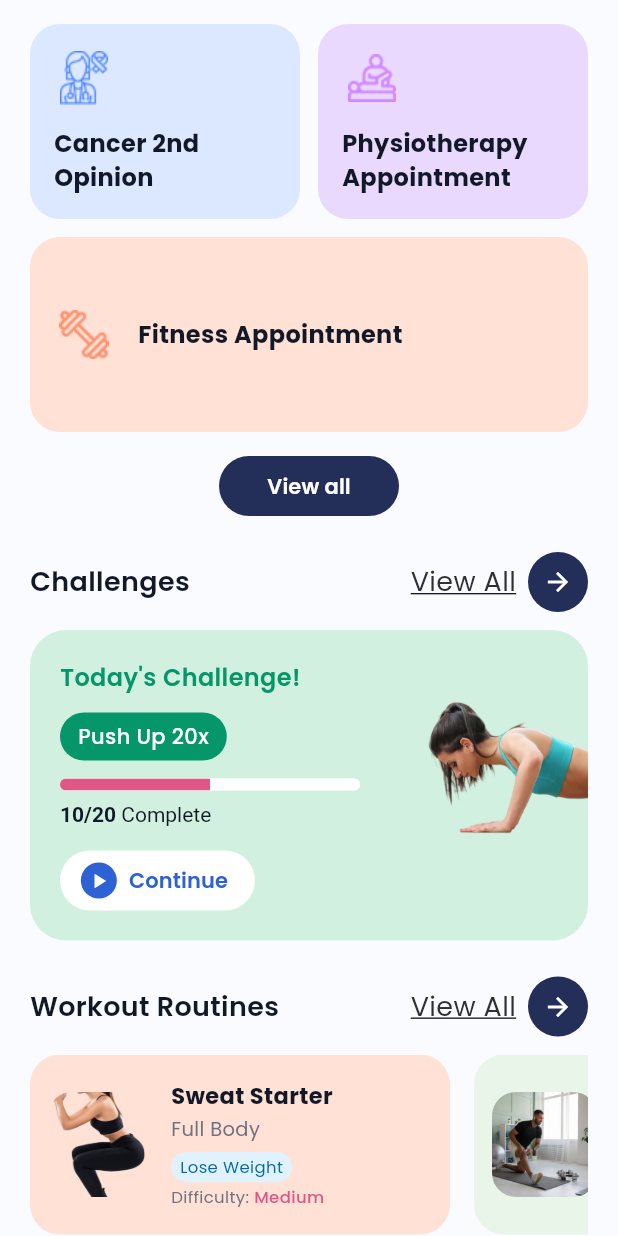
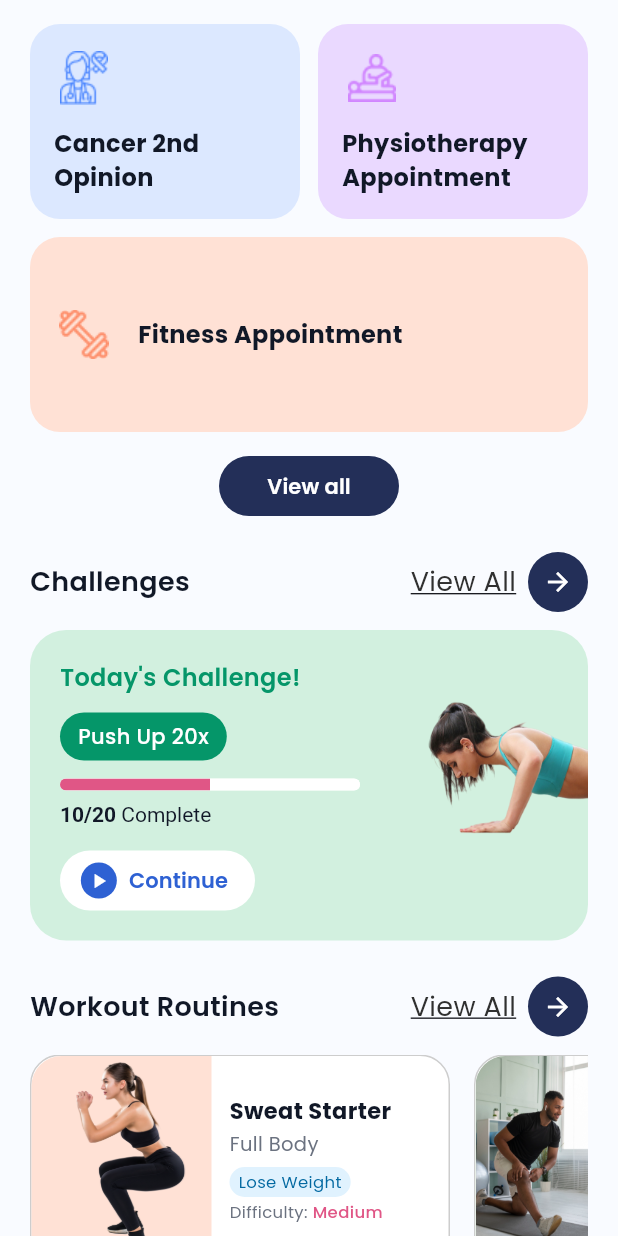
Before and after one commit to rupesh88899/aalycare, a Flutter app: the _AppointmentsTab widget shown alone on an empty page, opened directly, on a phone screen of 412 x 824 dp. Run offline on Flutter 3.47's test engine with Material 3 defaults, Android fonts, the light colour scheme and no system bars; our stand-ins replace firebase_auth, firebase_core, flutter_riverpod, go_router, google_fonts; accounts and stored records are empty.

```diff
--- a/lib/features/home/presentation/home_screen.dart
+++ b/lib/features/home/presentation/home_screen.dart
@@ -421,7 +421,7 @@ class _AssessmentsTab extends StatelessWidget {
         const SizedBox(height: 12),
         // Workout cards - horizontal scrollable
         SizedBox(
-          height: 120,
+          height: 140,
           child: ListView(
             scrollDirection: Axis.horizontal,
             children: [
@@ -430,23 +430,46 @@ class _AssessmentsTab extends StatelessWidget {
                 width: 280,
                 margin: const EdgeInsets.only(right: 16),
                 decoration: BoxDecoration(
-                  color: const Color(0xFFFFE1D5),
+                  color: Colors.white,
                   borderRadius: BorderRadius.circular(20),
+                  border: Border.all(
+                    color: const Color(0xFFCDCDCD),
+                    width: 1,
                   ),
-                padding: const EdgeInsets.all(12),
+                ),
                 child: Row(
                   children: [
-                    ClipRRect(
-                      borderRadius: BorderRadius.circular(16),
+                    // Image section with colored background
+                    Container(
+                      width: 120,
+                      height: 140,
+                      decoration: const BoxDecoration(
+                        color: Color(0xFFFFE1D5),
+                        borderRadius: BorderRadius.only(
+                          topLeft: Radius.circular(20),
+                          bottomLeft: Radius.circular(20),
+                        ),
+                      ),
+                      child: Padding(
+                        padding: const EdgeInsets.only(left: 15),
+                        child: ClipRRect(
+                          borderRadius: const BorderRadius.only(
+                            topLeft: Radius.circular(20),
+                            bottomLeft: Radius.circular(20),
+                          ),
                           child: Image.asset(
                             'assets/images/women_sweat_starter_card_image.png',
-                        width: 70,
-                        height: 70,
-                        fit: BoxFit.cover,
+                            width: 80,
+                            height: 120,
+                            fit: BoxFit.contain,
                           ),
                         ),
-                    const SizedBox(width: 12),
+                      ),
+                    ),
+                    // Text section with white background
                     Expanded(
+                      child: Padding(
+                        padding: const EdgeInsets.all(12),
                         child: Column(
                           crossAxisAlignment: CrossAxisAlignment.start,
                           mainAxisAlignment: MainAxisAlignment.center,
@@ -506,6 +529,7 @@ class _AssessmentsTab extends StatelessWidget {
                           ],
                         ),
                       ),
+                    ),
                   ],
                 ),
               ),
@@ -514,23 +538,43 @@ class _AssessmentsTab extends StatelessWidget {
                 width: 280,
                 margin: const EdgeInsets.only(right: 16),
                 decoration: BoxDecoration(
-                  color: const Color(0xFFE8F5E8),
+                  color: Colors.white,
                   borderRadius: BorderRadius.circular(20),
+                  border: Border.all(
+                    color: const Color(0xFFCDCDCD),
+                    width: 1,
                   ),
-                padding: const EdgeInsets.all(12),
+                ),
                 child: Row(
                   children: [
-                    ClipRRect(
-                      borderRadius: BorderRadius.circular(16),
+                    // Image section with colored background
+                    Container(
+                      width: 120,
+                      height: 140,
+                      decoration: const BoxDecoration(
+                        color: Color(0xFFE8F5E8),
+                        borderRadius: BorderRadius.only(
+                          topLeft: Radius.circular(20),
+                          bottomLeft: Radius.circular(20),
+                        ),
+                      ),
+                      child: ClipRRect(
+                        borderRadius: const BorderRadius.only(
+                          topLeft: Radius.circular(20),
+                          bottomLeft: Radius.circular(20),
+                        ),
                         child: Image.asset(
                           'assets/images/work_routines_image2.png',
-                        width: 70,
-                        height: 70,
+                          width: 120,
+                          height: 140,
                           fit: BoxFit.cover,
                         ),
                       ),
-                    const SizedBox(width: 12),
+                    ),
+                    // Text section with white background
                     Expanded(
+                      child: Padding(
+                        padding: const EdgeInsets.all(12),
                         child: Column(
                           crossAxisAlignment: CrossAxisAlignment.start,
                           mainAxisAlignment: MainAxisAlignment.center,
@@ -588,6 +632,7 @@ class _AssessmentsTab extends StatelessWidget {
                               ],
                             ),
                           ],
+                        ),
                       ),
                     ),
                   ],
@@ -949,7 +994,7 @@ class _AppointmentsTab extends StatelessWidget {
         const SizedBox(height: 12),
         // Workout cards - horizontal scrollable
         SizedBox(
-          height: 120,
+          height: 140,
           child: ListView(
             scrollDirection: Axis.horizontal,
             children: [
@@ -958,23 +1003,46 @@ class _AppointmentsTab extends StatelessWidget {
                 width: 280,
                 margin: const EdgeInsets.only(right: 16),
                 decoration: BoxDecoration(
-                  color: const Color(0xFFFFE1D5),
+                  color: Colors.white,
                   borderRadius: BorderRadius.circular(20),
+                  border: Border.all(
+                    color: const Color(0xFFCDCDCD),
+                    width: 1,
                   ),
-                padding: const EdgeInsets.all(12),
+                ),
                 child: Row(
                   children: [
-                    ClipRRect(
-                      borderRadius: BorderRadius.circular(16),
+                    // Image section with colored background
+                    Container(
+                      width: 120,
+                      height: 140,
+                      decoration: const BoxDecoration(
+                        color: Color(0xFFFFE1D5),
+                        borderRadius: BorderRadius.only(
+                          topLeft: Radius.circular(20),
+                          bottomLeft: Radius.circular(20),
+                        ),
+                      ),
+                      child: Padding(
+                        padding: const EdgeInsets.only(left: 15),
+                        child: ClipRRect(
+                          borderRadius: const BorderRadius.only(
+                            topLeft: Radius.circular(20),
+                            bottomLeft: Radius.circular(20),
+                          ),
                           child: Image.asset(
                             'assets/images/women_sweat_starter_card_image.png',
-                        width: 70,
-                        height: 70,
-                        fit: BoxFit.cover,
+                            width: 80,
+                            height: 120,
+                            fit: BoxFit.contain,
                           ),
                         ),
-                    const SizedBox(width: 12),
+                      ),
+                    ),
+                    // Text section with white background
                     Expanded(
+                      child: Padding(
+                        padding: const EdgeInsets.all(12),
                         child: Column(
                           crossAxisAlignment: CrossAxisAlignment.start,
                           mainAxisAlignment: MainAxisAlignment.center,
@@ -1034,6 +1102,7 @@ class _AppointmentsTab extends StatelessWidget {
                           ],
                         ),
                       ),
+                    ),
                   ],
                 ),
               ),
@@ -1042,23 +1111,43 @@ class _AppointmentsTab extends StatelessWidget {
                 width: 280,
                 margin: const EdgeInsets.only(right: 16),
                 decoration: BoxDecoration(
-                  color: const Color(0xFFE8F5E8),
+                  color: Colors.white,
                   borderRadius: BorderRadius.circular(20),
+                  border: Border.all(
+                    color: const Color(0xFFCDCDCD),
+                    width: 1,
                   ),
-                padding: const EdgeInsets.all(12),
+                ),
                 child: Row(
                   children: [
-                    ClipRRect(
-                      borderRadius: BorderRadius.circular(16),
+                    // Image section with colored background
+                    Container(
+                      width: 120,
+                      height: 140,
+                      decoration: const BoxDecoration(
+                        color: Color(0xFFE8F5E8),
+                        borderRadius: BorderRadius.only(
+                          topLeft: Radius.circular(20),
+                          bottomLeft: Radius.circular(20),
+                        ),
+                      ),
+                      child: ClipRRect(
+                        borderRadius: const BorderRadius.only(
+                          topLeft: Radius.circular(20),
+                          bottomLeft: Radius.circular(20),
+                        ),
                         child: Image.asset(
                           'assets/images/work_routines_image2.png',
-                        width: 70,
-                        height: 70,
+                          width: 120,
+                          height: 140,
                           fit: BoxFit.cover,
                         ),
                       ),
-                    const SizedBox(width: 12),
+                    ),
+                    // Text section with white background
                     Expanded(
+                      child: Padding(
+                        padding: const EdgeInsets.all(12),
                         child: Column(
                           crossAxisAlignment: CrossAxisAlignment.start,
                           mainAxisAlignment: MainAxisAlignment.center,
@@ -1118,6 +1207,7 @@ class _AppointmentsTab extends StatelessWidget {
                           ],
                         ),
                       ),
+                    ),
                   ],
                 ),
               ),
```
Lines whose indentation alone changed are shown as unchanged.
